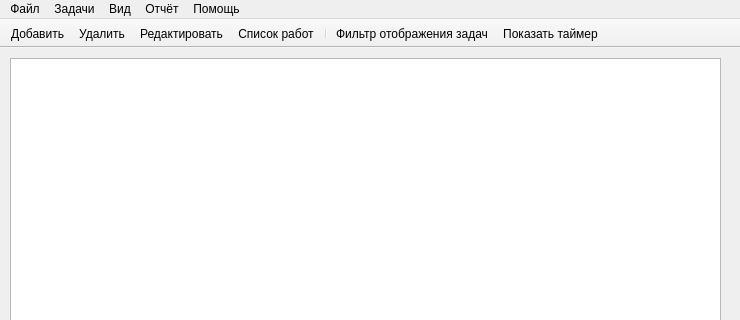
Above: TasksAccounting/mainwindow.ui from MishIvan/UbuntuProjects before the change; both pictures show x 0 to 740 and y 0 to 320 of the 740 by 534 pixel window. Below: the same form after it.
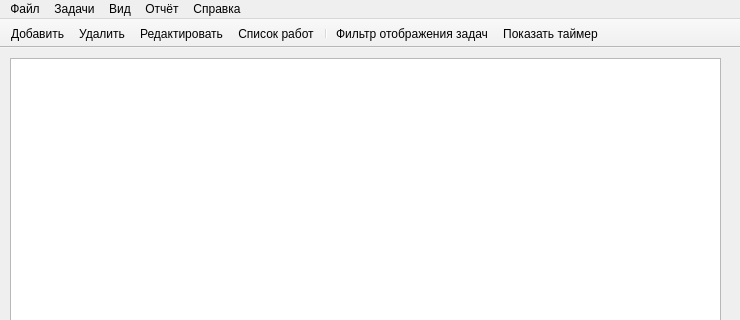
That is the form after the change. Icons and pictures are not drawn.

Diff of the .ui file:
```diff
--- a/TasksAccounting/mainwindow.ui
+++ b/TasksAccounting/mainwindow.ui
@@ -72,7 +72,7 @@
    </widget>
    <widget class="QMenu" name="menu_4">
     <property name="title">
-     <string>Помощь</string>
+     <string>Справка</string>
     </property>
     <addaction name="action_about"/>
    </widget>
```
